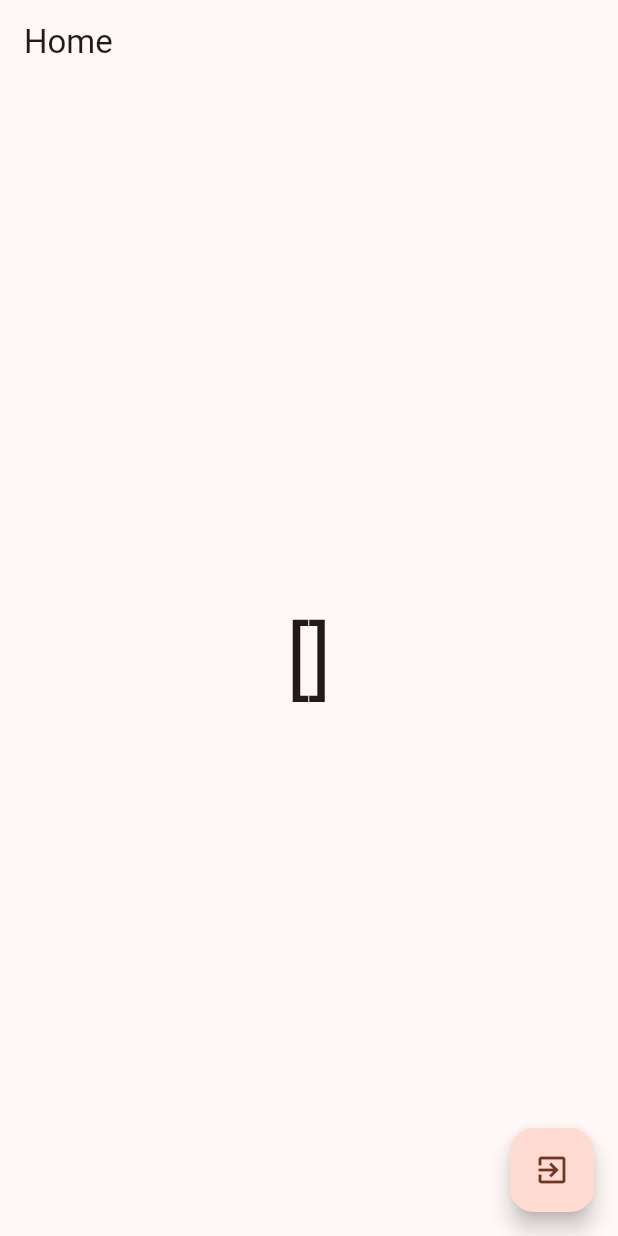
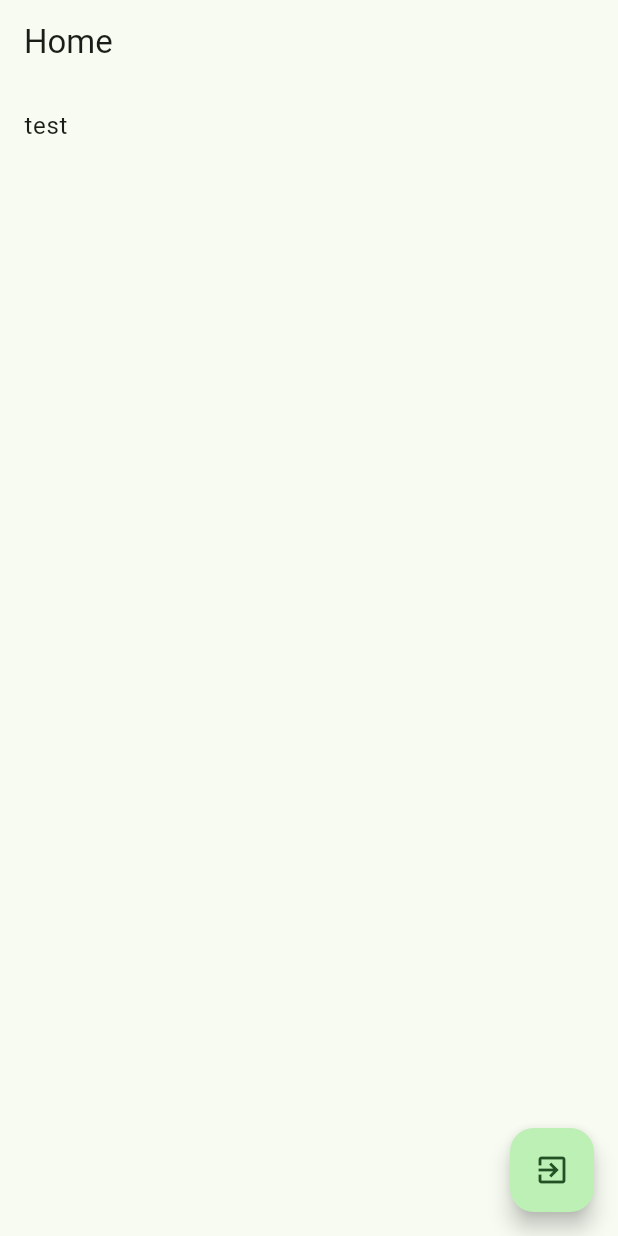
Before and after one commit to NicholasBehr/octopus, a Flutter app: the screen it shows once a user with an empty profile is signed in, on a phone screen of 412 x 824 dp. Run offline on Flutter 3.47's test engine with Material 3 defaults, Android fonts, the phone set to English and light mode, and no system bars; our stand-ins replace bloc, cloud_firestore, equatable, firebase_auth, firebase_core, flutter_bloc and 3 more; accounts and stored records are empty; generated files the repository leaves out were written again; network calls fail.

Commit message:
before restructure

```diff
--- a/lib/app/view/app.dart
+++ b/lib/app/view/app.dart
@@ -55,7 +55,7 @@ class AppView extends StatelessWidget {
 
         // theme
         theme: ThemeData(
-          colorSchemeSeed: Colors.deepOrange,
+          colorSchemeSeed: Colors.green,
           useMaterial3: true,
         ),
       ),
--- a/lib/home/view/home_page.dart
+++ b/lib/home/view/home_page.dart
@@ -12,7 +12,7 @@ class HomePage extends StatelessWidget {
   Widget build(BuildContext context) {
     return Scaffold(
       appBar: AppBar(title: const Text('Home')),
-      body: const Center(child: UserText()),
+      body: const HomePageBody(),
       floatingActionButton: FloatingActionButton(
         heroTag: null,
         onPressed: () => context.read<AuthRepository>().signOut(),
@@ -22,14 +22,13 @@ class HomePage extends StatelessWidget {
   }
 }
 
-class UserText extends StatelessWidget {
-  const UserText({super.key});
+class HomePageBody extends StatelessWidget {
+  const HomePageBody({super.key});
 
   @override
   Widget build(BuildContext context) {
-    final theme = Theme.of(context);
-    final count = context
-        .select((AppBloc bloc) => bloc.state.userData?.ownAccounts ?? 'none');
-    return Text('$count', style: theme.textTheme.displayLarge);
+    return ListTile(
+      title: Text('test'),
+    );
   }
 }
--- a/packages/data_api/lib/src/models/transaction_data.dart
+++ b/packages/data_api/lib/src/models/transaction_data.dart
@@ -5,7 +5,7 @@ import 'package:flutter/foundation.dart';
 @immutable
 class TransactionData extends Equatable {
   const TransactionData({
-    this.uid,
+    required this.uid,
     this.transactionDate,
     this.transactionValue,
   }) : assert(uid != '', 'uid cannot be empty');
@@ -27,9 +27,8 @@ class TransactionData extends Equatable {
 
   /// The unique identifier of the transaction within the account.
   ///
-  /// Can be null if the transaction is not in the database
   /// Cannot be empty
-  final String? uid;
+  final String uid;
 
   /// This is the date on which the actual transaction occurs.
   /// It is the day when goods are sold, services are rendered,
--- a/packages/data_repository/lib/data_repository.dart
+++ b/packages/data_repository/lib/data_repository.dart
@@ -1,5 +1,5 @@
 /// A repository that handles storage & database related requests.
 library data_repository;
 
-export 'package:data_api/data_api.dart' show UserData;
+export 'package:data_api/data_api.dart' show TransactionData, UserData;
 export 'src/data_repository.dart';
```
Also changed, not shown: lib/account_overview/account_overview.dart (added).
